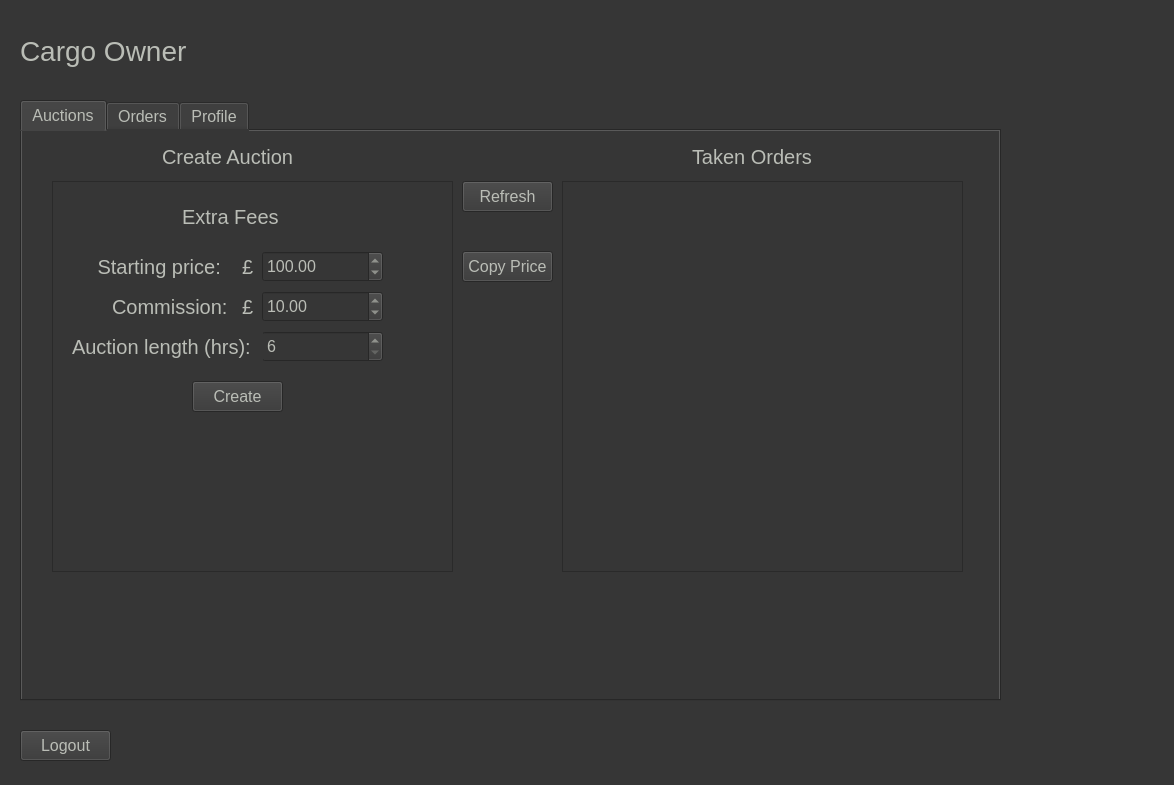
This is ETM/homepage.ui in JWaters02/SDI-C6 as Qt 5 draws it before an edit. The edited form follows.
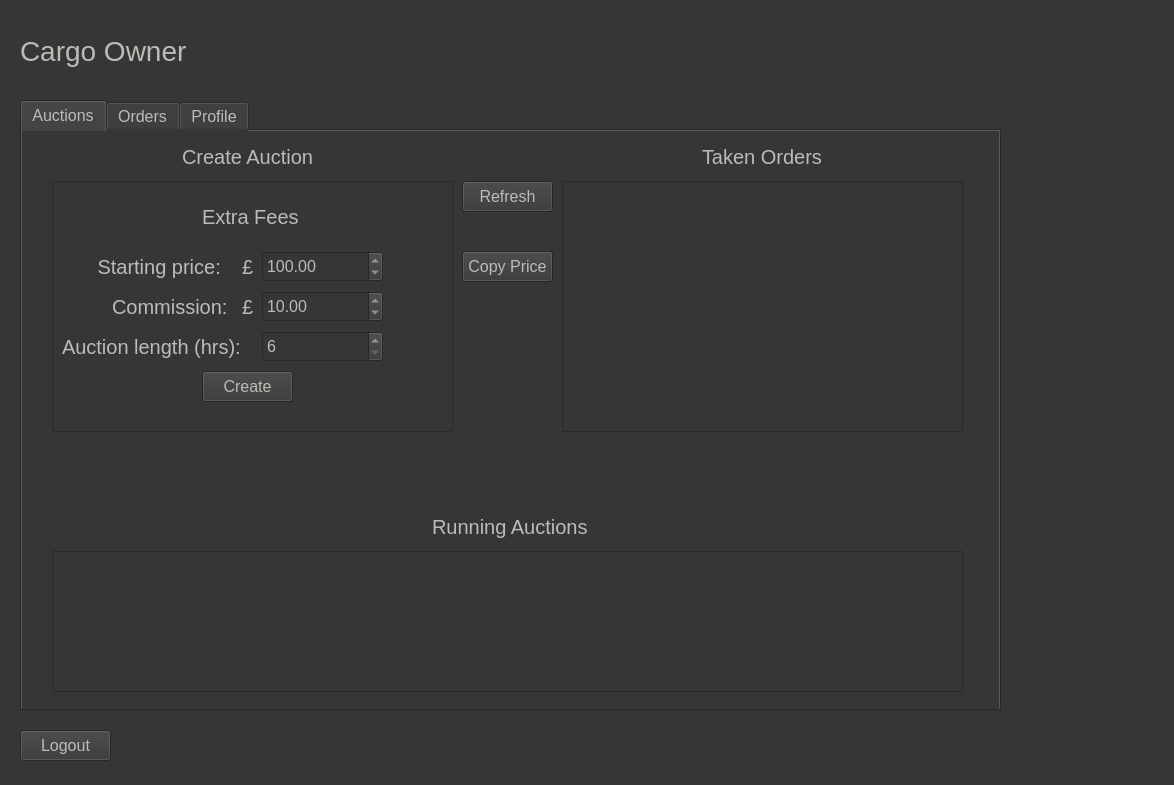
This is the edited form.

Commit message: Started CO auction intergration

Patch:
```diff
--- a/ETM/homepage.ui
+++ b/ETM/homepage.ui
@@ -74,7 +74,7 @@
        <x>0</x>
        <y>90</y>
        <width>981</width>
-       <height>601</height>
+       <height>611</height>
       </rect>
      </property>
      <property name="styleSheet">
@@ -92,7 +92,7 @@
       <widget class="QLabel" name="label_25">
        <property name="geometry">
         <rect>
-         <x>140</x>
+         <x>160</x>
          <y>10</y>
          <width>141</width>
          <height>31</height>
@@ -106,36 +106,13 @@
         <string>Create Auction</string>
        </property>
       </widget>
-      <widget class="QLabel" name="lblCOCreateAuctionInfo">
-       <property name="geometry">
-        <rect>
-         <x>30</x>
-         <y>460</y>
-         <width>401</width>
-         <height>61</height>
-        </rect>
-       </property>
-       <property name="styleSheet">
-        <string notr="true">color: rgb(186, 189, 182); 
-font-size: 16px</string>
-       </property>
-       <property name="text">
-        <string/>
-       </property>
-       <property name="alignment">
-        <set>Qt::AlignCenter</set>
-       </property>
-       <property name="wordWrap">
-        <bool>true</bool>
-       </property>
-      </widget>
       <widget class="QListWidget" name="lwCOTakenOrdersBids">
        <property name="geometry">
         <rect>
          <x>540</x>
          <y>50</y>
          <width>401</width>
-         <height>391</height>
+         <height>251</height>
         </rect>
        </property>
        <property name="styleSheet">
@@ -146,7 +123,7 @@
       <widget class="QLabel" name="label_44">
        <property name="geometry">
         <rect>
-         <x>670</x>
+         <x>680</x>
          <y>10</y>
          <width>141</width>
          <height>31</height>
@@ -182,7 +159,7 @@
        <property name="geometry">
         <rect>
          <x>540</x>
-         <y>460</y>
+         <y>310</y>
          <width>401</width>
          <height>61</height>
         </rect>
@@ -207,7 +184,7 @@
          <x>30</x>
          <y>50</y>
          <width>401</width>
-         <height>391</height>
+         <height>251</height>
         </rect>
        </property>
        <property name="frameShape">
@@ -236,7 +213,7 @@
        <widget class="QLabel" name="label_32">
         <property name="geometry">
          <rect>
-          <x>130</x>
+          <x>150</x>
           <y>20</y>
           <width>101</width>
           <height>31</height>
@@ -336,8 +313,8 @@
        <widget class="QPushButton" name="btnCOBidsCreate">
         <property name="geometry">
          <rect>
-          <x>140</x>
-          <y>200</y>
+          <x>150</x>
+          <y>190</y>
           <width>91</width>
           <height>31</height>
          </rect>
@@ -370,7 +347,7 @@
        <widget class="QLabel" name="label_46">
         <property name="geometry">
          <rect>
-          <x>20</x>
+          <x>10</x>
           <y>150</y>
           <width>191</width>
           <height>31</height>
@@ -403,6 +380,60 @@
         <string>Copy Price</string>
        </property>
       </widget>
+      <widget class="QLabel" name="label_33">
+       <property name="geometry">
+        <rect>
+         <x>410</x>
+         <y>380</y>
+         <width>171</width>
+         <height>31</height>
+        </rect>
+       </property>
+       <property name="styleSheet">
+        <string notr="true">color: rgb(186, 189, 182); 
+font-size: 20px</string>
+       </property>
+       <property name="text">
+        <string>Running Auctions</string>
+       </property>
+      </widget>
+      <widget class="QListWidget" name="lwCORunningAuctions">
+       <property name="geometry">
+        <rect>
+         <x>30</x>
+         <y>420</y>
+         <width>911</width>
+         <height>141</height>
+        </rect>
+       </property>
+       <property name="styleSheet">
+        <string notr="true">color: rgb(186, 189, 182); 
+font-size: 18px</string>
+       </property>
+      </widget>
+      <widget class="QLabel" name="lblCOCreateAuctionInfo">
+       <property name="geometry">
+        <rect>
+         <x>30</x>
+         <y>310</y>
+         <width>401</width>
+         <height>61</height>
+        </rect>
+       </property>
+       <property name="styleSheet">
+        <string notr="true">color: rgb(186, 189, 182); 
+font-size: 16px</string>
+       </property>
+       <property name="text">
+        <string/>
+       </property>
+       <property name="alignment">
+        <set>Qt::AlignCenter</set>
+       </property>
+       <property name="wordWrap">
+        <bool>true</bool>
+       </property>
+      </widget>
      </widget>
      <widget class="QWidget" name="tbFOrders_4">
       <attribute name="title">
```
Left out of the diff: 2 changed lines with no effect on the pictures. The commit also changes 2 other files.
